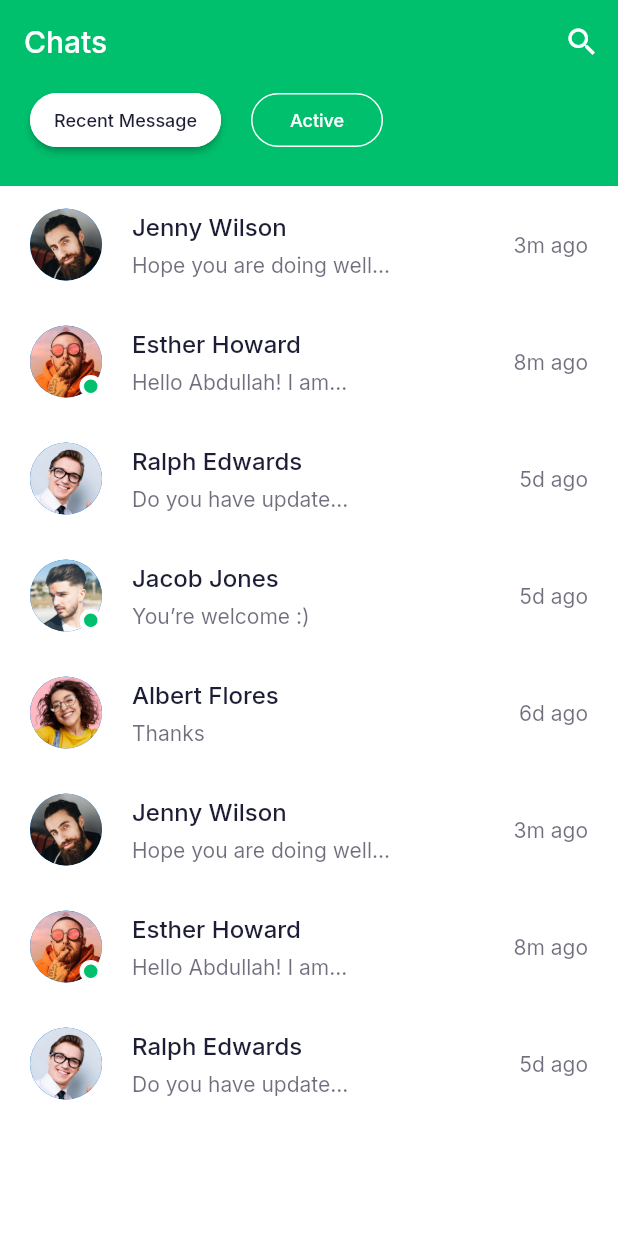
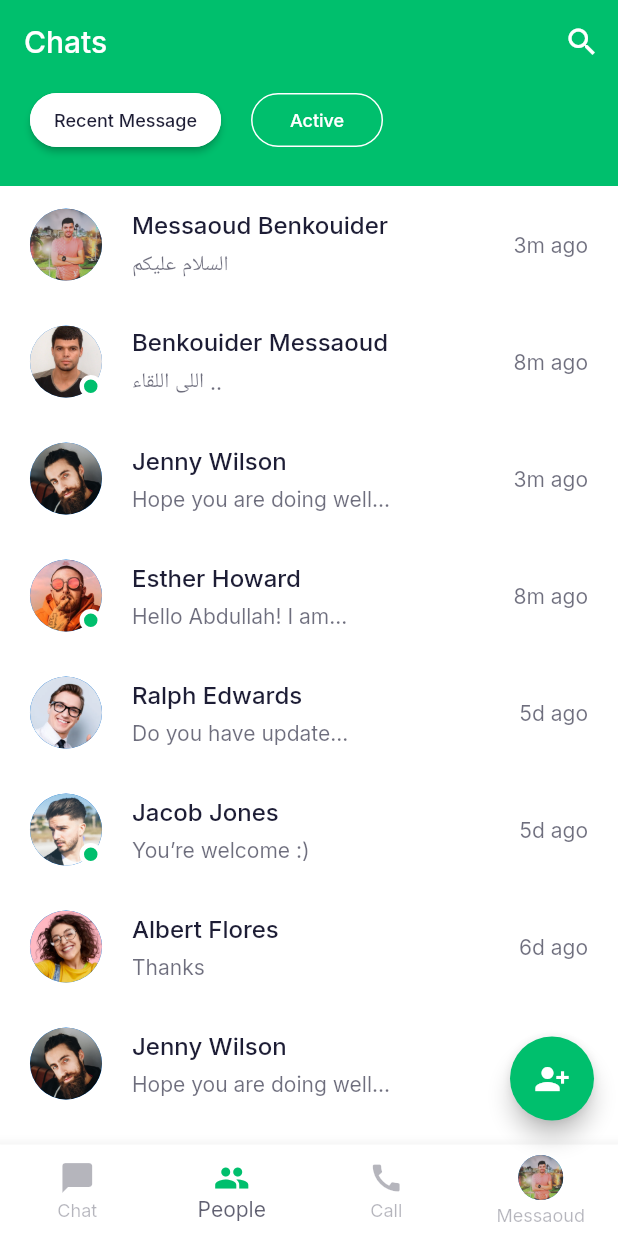
Before and after one commit to massoudsa55/Chat-Massenger-UI-App-Dark_and_Light-Mode, a Flutter app: the ChatsScreen screen opened by its route, on a phone screen of 412 x 824 dp. Run offline on Flutter 3.47's test engine with Material 2 defaults, Android fonts, the phone set to English and light mode, and no system bars; our stand-ins replace google_fonts.

Commit message:
Edit code of Messenger Screen

```diff
--- a/lib/Models/Chat.dart
+++ b/lib/Models/Chat.dart
@@ -12,6 +12,20 @@ class Chat {
 }
 
 List chatsData = [
+  Chat(
+    name: "Messaoud Benkouider",
+    lastMessage: "السلام عليكم",
+    image: "assets/images/my_img.jpg",
+    time: "3m ago",
+    isActive: false,
+  ),
+  Chat(
+    name: "Benkouider Messaoud",
+    lastMessage: "اللى اللقاء ..",
+    image: "assets/images/my_photo.jpg",
+    time: "8m ago",
+    isActive: true,
+  ),
   Chat(
     name: "Jenny Wilson",
     lastMessage: "Hope you are doing well...",
--- a/lib/Screens/Chats/Components/body.dart
+++ b/lib/Screens/Chats/Components/body.dart
@@ -1,5 +1,6 @@
 import 'package:chat_massenger_ui_app/Components/filled_outline_button.dart';
 import 'package:chat_massenger_ui_app/Models/chat.dart';
+import 'package:chat_massenger_ui_app/Screens/Messages/message_screen.dart';
 import 'package:chat_massenger_ui_app/constants.dart';
 import 'package:flutter/material.dart';
 
@@ -32,7 +33,12 @@ class Body extends StatelessWidget {
             itemCount: chatsData.length,
             itemBuilder: (context, index) => ChatCard(
               chat: chatsData[index],
-              press: () {},
+              press: () => Navigator.push(
+                  context,
+                  MaterialPageRoute(
+                    builder: (context) =>
+                        MessagesScreen(chat: chatsData[index]),
+                  )),
             ),
           ),
         ),
--- a/lib/Screens/Chats/chats_screen.dart
+++ b/lib/Screens/Chats/chats_screen.dart
@@ -2,14 +2,60 @@ import 'package:chat_massenger_ui_app/Screens/Chats/Components/body.dart';
 import 'package:chat_massenger_ui_app/constants.dart';
 import 'package:flutter/material.dart';
 
-class ChatsScreen extends StatelessWidget {
+class ChatsScreen extends StatefulWidget {
   const ChatsScreen({super.key});
 
+  @override
+  State<ChatsScreen> createState() => _ChatsScreenState();
+}
+
+class _ChatsScreenState extends State<ChatsScreen> {
+  int _selectIndex = 1;
   @override
   Widget build(BuildContext context) {
     return Scaffold(
       appBar: buildAppBar(),
       body: const Body(),
+      floatingActionButton: FloatingActionButton(
+        onPressed: () {},
+        backgroundColor: cPrimaryColor,
+        child: const Icon(
+          Icons.person_add_alt_1,
+          color: Colors.white,
+        ),
+      ),
+      bottomNavigationBar: buildBottomNavigationBar(),
+    );
+  }
+
+  BottomNavigationBar buildBottomNavigationBar() {
+    return BottomNavigationBar(
+      type: BottomNavigationBarType.fixed,
+      currentIndex: _selectIndex,
+      onTap: (value) => setState(() {
+        _selectIndex = value;
+      }),
+      items: const [
+        BottomNavigationBarItem(
+          icon: Icon(Icons.messenger),
+          label: "Chat",
+        ),
+        BottomNavigationBarItem(
+          icon: Icon(Icons.people),
+          label: "People",
+        ),
+        BottomNavigationBarItem(
+          icon: Icon(Icons.call),
+          label: "Call",
+        ),
+        BottomNavigationBarItem(
+          icon: CircleAvatar(
+            radius: 15,
+            backgroundImage: AssetImage("assets/images/my_img.jpg"),
+          ),
+          label: "Messaoud",
+        ),
+      ],
     );
   }
 
--- a/lib/main.dart
+++ b/lib/main.dart
@@ -1,3 +1,4 @@
+import 'package:chat_massenger_ui_app/Models/chat.dart';
 import 'package:chat_massenger_ui_app/Screens/SignInOrSignUp/signin_or_signup.dart';
 import 'package:chat_massenger_ui_app/theme.dart';
 import 'package:flutter/material.dart';
@@ -11,7 +12,6 @@ void main() {
 
 class MyApp extends StatelessWidget {
   const MyApp({super.key});
-
   @override
   Widget build(BuildContext context) {
     return MaterialApp(
```
Also changed, not shown: lib/Screens/Messages/message_screen.dart (added, +78 -0 lines), lib/theme.dart (+12 -0 lines), assets/images/my_img.jpg (added), assets/images/my_photo.jpg (added).
